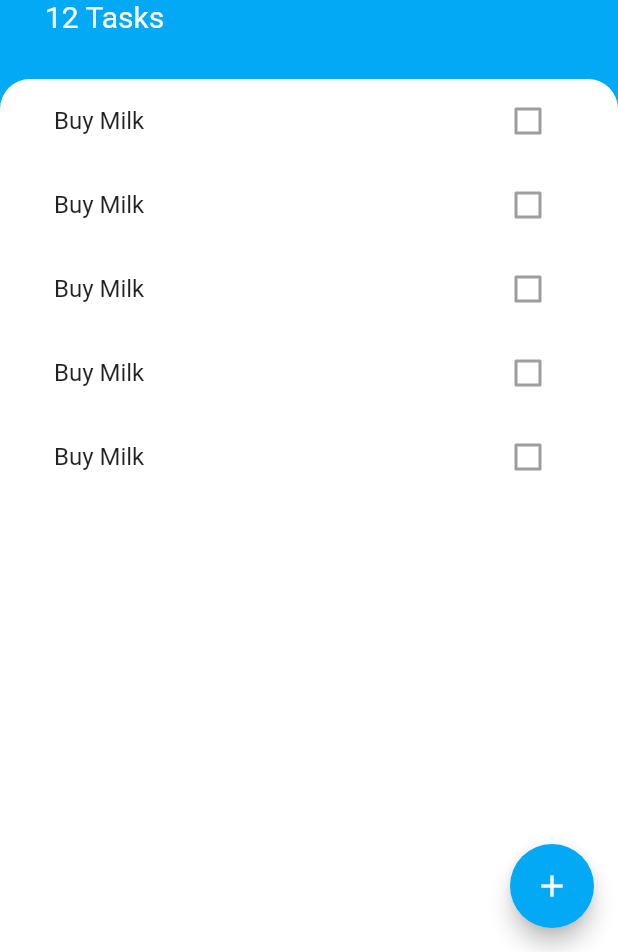
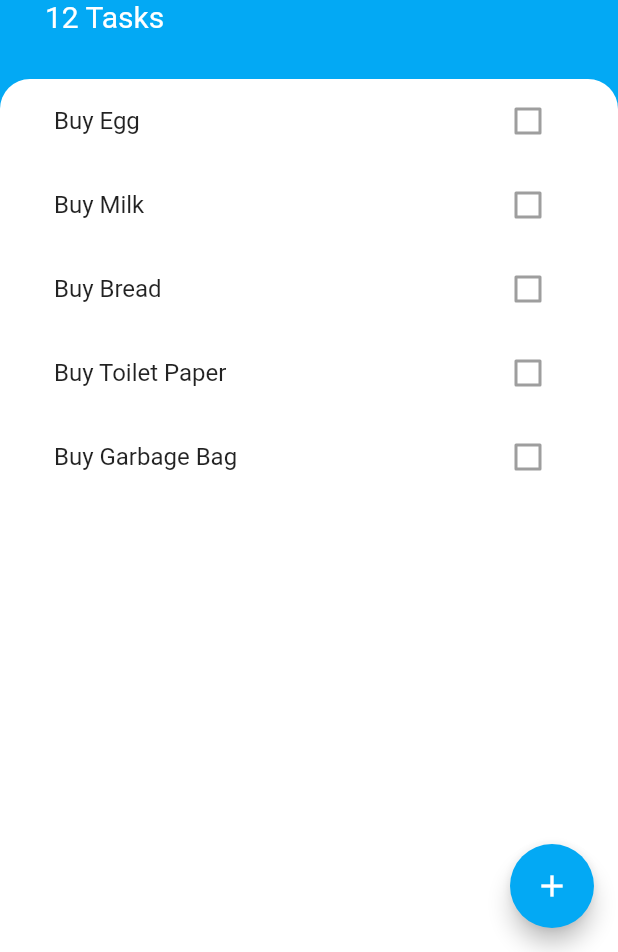
Before and after one commit to hasbikaynak/todoey, a Flutter app: the screen it shows after launch, on a phone screen of 412 x 824 dp, the part 284-1236 px from its top. Run offline on Flutter 3.47's test engine with Material 2 defaults, Android fonts, the phone set to English and light mode, and no system bars.

Commit message:
solve issue on task_tile and add model directory and add into thattask.dart and also refactore task_tile

```diff
--- /dev/null
+++ b/lib/models/task.dart
@@ -0,0 +1,10 @@
+class Task {
+  final String name;
+  bool isDone;
+
+  Task({this.isDone = false, required this.name});
+
+  void toggleDone() {
+    isDone = !isDone;
+  }
+}
--- a/lib/widgets/task_tile.dart
+++ b/lib/widgets/task_tile.dart
@@ -1,53 +1,31 @@
 import 'package:flutter/material.dart';
 
-class TaskTile extends StatefulWidget {
-  @override
-  _TaskTileState createState() => _TaskTileState();
-}
-
-class _TaskTileState extends State<TaskTile> {
-  bool isChecked = false;
-
-  void checkBoxCallBack(bool checkBoxState) {
-    setState(() {
-      isChecked = checkBoxState;
-    });
-  }
+class TaskTile extends StatelessWidget {
+  final bool isChecked;
+  final String taskTitle;
+  final Function(bool?)? checkboxCallback;
+  final Function()? longPressCallback;
 
   @override
   Widget build(BuildContext context) {
     return ListTile(
+      onLongPress: longPressCallback,
       title: Text(
-        'Buy Milk',
+        taskTitle,
         style: TextStyle(
-          decoration: isChecked ? TextDecoration.lineThrough : null,
-        ),
+            decoration: isChecked ? TextDecoration.lineThrough : null),
       ),
-      trailing: TaskCheckBox(
-        checkBoxState: isChecked,
-        toggleCheckboxState: (bool? checkBoxState) {
-          if (checkBoxState != null) {
-            setState(() {
-              isChecked = checkBoxState;
-            });
-          }
-        },
+      trailing: Checkbox(
+        activeColor: Colors.lightBlueAccent,
+        value: isChecked,
+        onChanged: checkboxCallback,
       ),
     );
   }
+
+  TaskTile(
+      {required this.isChecked,
+      required this.taskTitle,
+      required this.checkboxCallback,
+      required this.longPressCallback});
 }
-
-class TaskCheckBox extends StatelessWidget {
-  final bool checkBoxState;
-  final Function(bool?)? toggleCheckboxState;
-
-  TaskCheckBox(
-      {required this.checkBoxState, required this.toggleCheckboxState});
-  @override
-  Widget build(BuildContext context) {
-    return Checkbox(
-      value: checkBoxState,
-      onChanged: toggleCheckboxState(),
-    );
-  }
-}
--- a/lib/widgets/tasks_list.dart
+++ b/lib/widgets/tasks_list.dart
@@ -1,16 +1,25 @@
 import 'package:flutter/material.dart';
 import 'task_tile.dart';
+import 'package:todoey/models/task.dart';
 
 class TasksList extends StatelessWidget {
+  List<Task> tasks = [
+    Task(name: 'Buy Egg'),
+    Task(name: 'Buy Milk'),
+    Task(name: 'Buy Bread'),
+    Task(name: 'Buy Toilet Paper'),
+    Task(name: 'Buy Garbage Bag'),
+  ];
+
   @override
   Widget build(BuildContext context) {
     return ListView(
       children: <Widget>[
-        TaskTile(),
-        TaskTile(),
-        TaskTile(),
-        TaskTile(),
-        TaskTile(),
+        TaskTile(taskTitle: tasks[0].name, isChecked: tasks[0].isDone),
+        TaskTile(taskTitle: tasks[1].name, isChecked: tasks[1].isDone),
+        TaskTile(taskTitle: tasks[2].name, isChecked: tasks[2].isDone),
+        TaskTile(taskTitle: tasks[3].name, isChecked: tasks[3].isDone),
+        TaskTile(taskTitle: tasks[4].name, isChecked: tasks[4].isDone),
       ],
     );
   }
```
